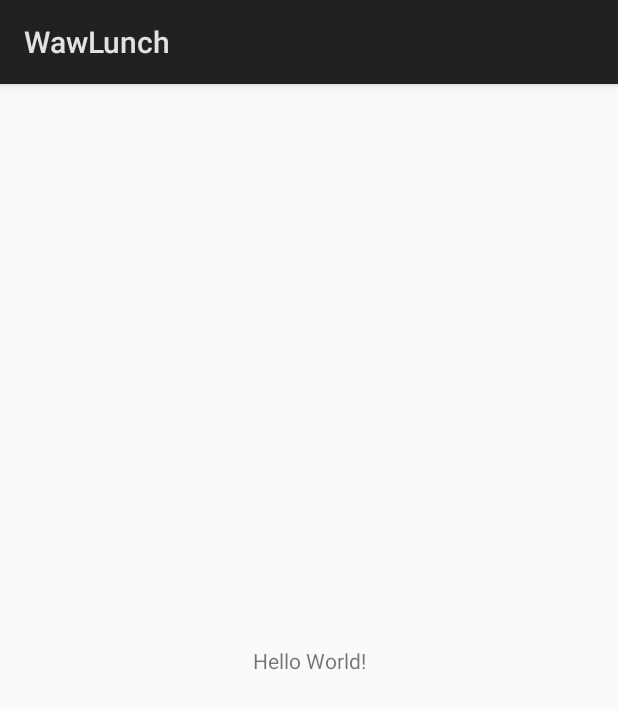
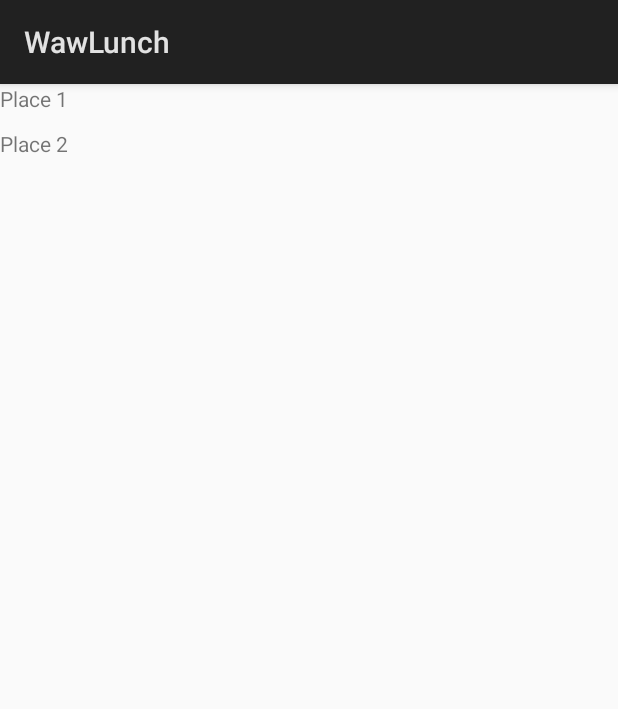
Before and after one commit to buoto/wawlunch, an Android app: the screen it shows after launch (SearchActivity), on a phone screen of 412 x 824 dp. Shown: the top 709 px of the screen. Run offline under Robolectric (Android 15) with nearby library versions, the light colour scheme and no system bars.

Commit message:
[Android] Implement list of results

```diff
--- a/android/app/build.gradle
+++ b/android/app/build.gradle
@@ -24,4 +24,5 @@ dependencies {
     testImplementation 'junit:junit:4.12'
     androidTestImplementation 'com.android.support.test:runner:1.0.1'
     androidTestImplementation 'com.android.support.test.espresso:espresso-core:3.0.1'
+    implementation 'com.android.support:recyclerview-v7:27.1.0'
 }
--- a/android/app/src/main/java/kantoniak/com/wawlunch/SearchActivity.java
+++ b/android/app/src/main/java/kantoniak/com/wawlunch/SearchActivity.java
@@ -2,12 +2,35 @@ package kantoniak.com.wawlunch;
 
 import android.app.Activity;
 import android.os.Bundle;
+import android.support.v7.widget.LinearLayoutManager;
+import android.support.v7.widget.RecyclerView;
+import android.util.Log;
+
+import kantoniak.com.wawlunch.data.Place;
+import kantoniak.com.wawlunch.data.PlaceProvider;
 
 public class SearchActivity extends Activity {
+
+    private static final String TAG = SearchActivity.class.getSimpleName();
+
+    private PlaceProvider mPlaceProvider = PlaceProvider.getInstance();
+    private RecyclerView mSearchResultsRecyclerView;
+    private SearchResultAdapter mSearchResultAdapter = new SearchResultAdapter();;
 
     @Override
     protected void onCreate(Bundle savedInstanceState) {
         super.onCreate(savedInstanceState);
         setContentView(R.layout.activity_search);
+
+        setupSearchResults();
+    }
+
+    private void setupSearchResults() {
+        mSearchResultsRecyclerView = findViewById(R.id.search_result_list);
+        mSearchResultsRecyclerView.setLayoutManager(new LinearLayoutManager(this));
+        mSearchResultsRecyclerView.setAdapter(mSearchResultAdapter);
+
+        // TODO(kantoniak): Please be async
+        mSearchResultAdapter.updatePlaces(mPlaceProvider.getPlaces());
     }
 }
--- /dev/null
+++ b/android/app/src/main/java/kantoniak/com/wawlunch/SearchResultAdapter.java
@@ -0,0 +1,59 @@
+package kantoniak.com.wawlunch;
+
+import android.support.v7.widget.RecyclerView;
+import android.util.Log;
+import android.view.LayoutInflater;
+import android.view.View;
+import android.view.ViewGroup;
+import android.widget.TextView;
+
+import java.util.LinkedList;
+import java.util.List;
+
+import kantoniak.com.wawlunch.data.Place;
+
+public class SearchResultAdapter extends RecyclerView.Adapter<SearchResultAdapter.ViewHolder> {
+
+    private static final String TAG = SearchResultAdapter.class.getSimpleName();
+
+    private final List<Place> places = new LinkedList<>();
+
+    public SearchResultAdapter() {
+    }
+
+    public class ViewHolder extends RecyclerView.ViewHolder {
+
+        public View mItemView;
+        public TextView mNameText;
+
+        public ViewHolder(View itemView) {
+            super(itemView);
+            mItemView = itemView;
+            mNameText = itemView.findViewById(R.id.search_result_name);
+        }
+    }
+
+    @Override
+    public ViewHolder onCreateViewHolder(ViewGroup parent, int viewType) {
+        View v = LayoutInflater.from(parent.getContext())
+                .inflate(R.layout.search_result_item_row, parent, false);
+        return new ViewHolder(v);
+    }
+
+    @Override
+    public void onBindViewHolder(ViewHolder holder, int position) {
+        Place place = places.get(position);
+        holder.mNameText.setText(place.getName());
+    }
+
+    @Override
+    public int getItemCount() {
+        return places.size();
+    }
+
+    public void updatePlaces(List<Place> places) {
+        this.places.clear();
+        this.places.addAll(places);
+        this.notifyDataSetChanged();
+    }
+}
--- /dev/null
+++ b/android/app/src/main/java/kantoniak/com/wawlunch/data/Place.java
@@ -0,0 +1,19 @@
+package kantoniak.com.wawlunch.data;
+
+public class Place {
+
+    private final String name;
+
+    public Place(String name) {
+        this.name = name;
+    }
+
+    public String getName() {
+        return name;
+    }
+
+    @Override
+    public String toString() {
+        return "[" + getName() + "]";
+    }
+}
--- /dev/null
+++ b/android/app/src/main/java/kantoniak/com/wawlunch/data/PlaceProvider.java
@@ -0,0 +1,25 @@
+package kantoniak.com.wawlunch.data;
+
+import java.util.Arrays;
+import java.util.List;
+
+/** Fetches list of places. */
+public class PlaceProvider {
+
+    private static PlaceProvider sInstance;
+
+    public static PlaceProvider getInstance() {
+        if (sInstance == null) {
+            sInstance = new PlaceProvider();
+        }
+        return sInstance;
+    }
+
+    public List<Place> getPlaces() {
+        return Arrays.asList(
+                new Place("Place 1"),
+                new Place("Place 2")
+        );
+    }
+
+}
--- a/android/app/src/main/res/layout/activity_search.xml
+++ b/android/app/src/main/res/layout/activity_search.xml
@@ -6,13 +6,11 @@
     android:layout_height="match_parent"
     tools:context="kantoniak.com.wawlunch.SearchActivity">
 
-    <TextView
-        android:layout_width="wrap_content"
-        android:layout_height="wrap_content"
-        android:text="Hello World!"
-        app:layout_constraintBottom_toBottomOf="parent"
-        app:layout_constraintLeft_toLeftOf="parent"
-        app:layout_constraintRight_toRightOf="parent"
-        app:layout_constraintTop_toTopOf="parent" />
+
+    <android.support.v7.widget.RecyclerView
+        android:id="@+id/search_result_list"
+        android:layout_width="match_parent"
+        android:layout_height="match_parent"
+        />
 
 </android.support.constraint.ConstraintLayout>
--- /dev/null
+++ b/android/app/src/main/res/layout/search_result_item_row.xml
@@ -0,0 +1,16 @@
+<?xml version="1.0" encoding="utf-8"?>
+<android.support.constraint.ConstraintLayout xmlns:android="http://schemas.android.com/apk/res/android"
+    xmlns:app="http://schemas.android.com/apk/res-auto"
+    xmlns:tools="http://schemas.android.com/tools"
+    android:orientation="vertical" android:layout_width="match_parent"
+    android:layout_height="wrap_content">
+
+    <TextView
+        android:id="@+id/search_result_name"
+        android:layout_width="match_parent"
+        android:layout_height="30dp"
+        android:text="-PLACE NAME-"
+        app:layout_constraintTop_toTopOf="parent"
+        app:layout_constraintStart_toStartOf="parent"/>
+
+</android.support.constraint.ConstraintLayout>
```
